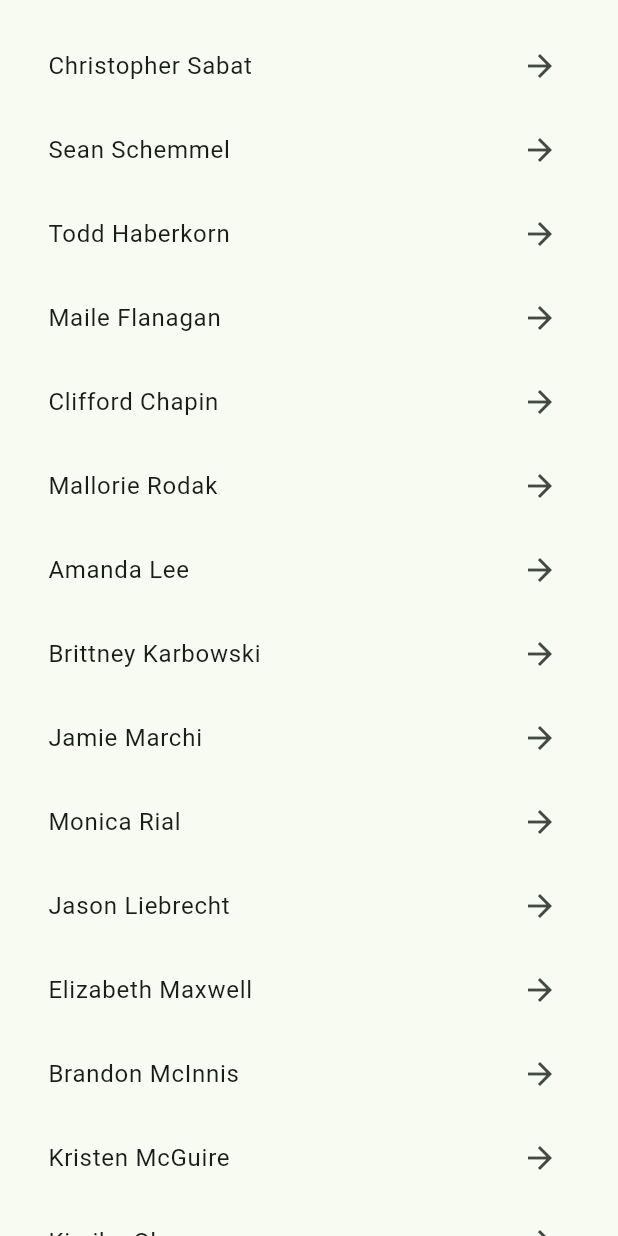
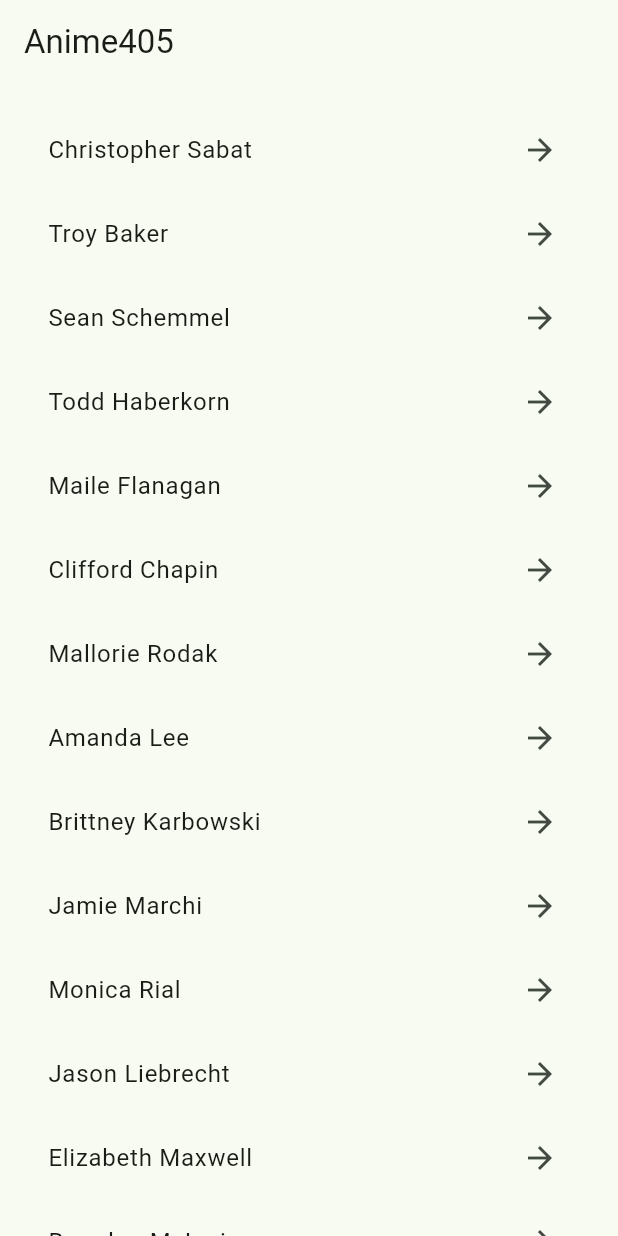
Before and after one commit to birdwell/anime_convention, a Flutter app: the HomePage screen opened directly, on a phone screen of 412 x 824 dp. Run offline on Flutter 3.47's test engine with Material 3 defaults, Android fonts, the light colour scheme and no system bars; our stand-ins replace built_collection, cached_network_image, flutter_riverpod, flutter_secure_storage, fluttertoast, hive_flutter and 4 more; missing offline and left inert: ferry, ferry_hive_store, flutter_appauth, gql_http_link; accounts and stored records are empty; generated files the repository leaves out were written again.

Commit message:
Add app bar and voice actor updates
- Added an AppBar with title to the home page.
- Introduced a new HomeRow widget for displaying voice actors.
- Updated voice actor list with additional names.
- Enhanced character filtering logic in the characters list.
- Implemented toggle functionality for showing only favorite shows.

```diff
--- a/lib/features/home/view/home_page.dart
+++ b/lib/features/home/view/home_page.dart
@@ -4,12 +4,14 @@
 class HomePage extends StatelessWidget {
   const HomePage({super.key});
 
-  static Route<dynamic> route() => MaterialPageRoute<dynamic>(builder: (_) => const HomePage());
+  static Route<dynamic> route() =>
+      MaterialPageRoute<dynamic>(builder: (_) => const HomePage());
 
   @override
-  Widget build(BuildContext context) => const Scaffold(
-      body: SafeArea(child: HomeView()),
-    );
+  Widget build(BuildContext context) => Scaffold(
+        appBar: AppBar(title: Text('Anime405')),
+        body: SafeArea(child: HomeView()),
+      );
 }
 
 class HomeView extends StatelessWidget {
--- a/lib/features/home/widgets/home_body.dart
+++ b/lib/features/home/widgets/home_body.dart
@@ -1,8 +1,9 @@
+import 'package:anime_convention/features/home/widgets/home_row.dart';
 import 'package:flutter/material.dart';
-import '../../staff/view/staff_page.dart';
 
 const List<String> voiceActors = [
   "Christopher Sabat",
+  "Troy Baker",
   "Sean Schemmel",
   "Todd Haberkorn",
   "Maile Flanagan",
@@ -18,13 +19,16 @@
   "Kristen McGuire",
   "Kimiko Glenn",
   "J Michael Tatum",
-  "Steve Downes",
   "Kellen Goff",
   "Richard Horvitz",
   "Justin Cook",
   "Alejandro Saab",
   "Yuri Lowenthal",
   "Tara Platt",
+  "Erica Lindbeck",
+  "Edward Bosco",
+  "Cristina Vee",
+  "Kate Higgins",
   "Griffin Burns",
 ];
 
@@ -37,16 +41,7 @@
         itemCount: voiceActors.length,
         itemBuilder: (context, index) {
           final name = voiceActors[index];
-        return ListTile(
-          title: Text(name),
-          trailing: const Icon(Icons.arrow_forward),
-          onTap: () {
-            Navigator.push(
-              context,
-              StaffPage.route(name),
-            );
-          },
-        );
+          return HomeRow(name: name);
         },
       );
 }
--- /dev/null
+++ b/lib/features/home/widgets/home_row.dart
@@ -0,0 +1,45 @@
+import 'package:anime_convention/features/staff/view/staff_page.dart';
+import 'package:anime_convention/shared/providers/staff_provider.dart';
+import 'package:anime_convention/shared/widgets/staff_image_widget.dart';
+import 'package:flutter/material.dart';
+import 'package:flutter_riverpod/flutter_riverpod.dart';
+
+class HomeRow extends ConsumerWidget {
+  final String name;
+
+  const HomeRow({super.key, required this.name});
+
+  @override
+  Widget build(BuildContext context, WidgetRef ref) {
+    final staff = ref.watch(staffProvider(name)).valueOrNull;
+    final staffImageUrl = staff?.image?.large;
+
+    return ListTile(
+      title: Row(
+        children: [
+          if (staffImageUrl != null)
+            Padding(
+              padding: const EdgeInsets.only(right: 8.0),
+              child: StaffImageWidget(
+                imageUrl: staffImageUrl,
+                cacheKey: staff?.id.toString() ?? '',
+                height: 60,
+                width: 40,
+              ),
+            ),
+          Text(name),
+          Spacer(),
+          if (staff != null && staff.isFavourite)
+            const Icon(Icons.favorite, color: Colors.red),
+        ],
+      ),
+      trailing: const Icon(Icons.arrow_forward),
+      onTap: () {
+        Navigator.push(
+          context,
+          StaffPage.route(name),
+        );
+      },
+    );
+  }
+}
--- a/lib/features/staff/widgets/character_widget.dart
+++ b/lib/features/staff/widgets/character_widget.dart
@@ -15,7 +15,9 @@
 
     final foundMedia = media.firstWhereOrNull((m) {
       final status = m?.mediaListEntry?.status;
-      return status != MediaStatus.DROPPED && status != null;
+      return status != MediaStatus.DROPPED &&
+          status != MediaStatus.PLANNING &&
+          status != null;
     });
 
     return foundMedia != null;
--- a/lib/features/staff/widgets/staff_body.dart
+++ b/lib/features/staff/widgets/staff_body.dart
@@ -1,4 +1,5 @@
 import 'package:anime_convention/features/staff/widgets/characters_list_widget.dart';
+import 'package:anime_convention/features/staff/widgets/tv_shows_widget.dart';
 import 'package:anime_convention/shared/widgets/staff_image_widget.dart';
 import 'package:flutter/material.dart';
 import 'package:flutter_riverpod/flutter_riverpod.dart';
@@ -57,6 +58,7 @@
                     ),
                   ),
                 ),
+              const TvShowsWidget(),
               CharactersListWidget(staffId: staff.id),
             ],
           );
```
Also changed, not shown: lib/features/staff/widgets/characters_list_widget.dart (+33 -14 lines), lib/features/staff/widgets/tv_shows_widget.dart (added, +23 -0 lines), lib/shared/providers/characters_provider.dart (+11 -1 lines), lib/shared/providers/staff_provider.dart (added, +14 -0 lines), lib/shared/widgets/staff_image_widget.dart (+7 -3 lines), lib/shared/providers/characters_provider.g.dart, lib/shared/providers/staff_provider.g.dart (added), 1 other file. Lines whose indentation alone changed are shown as unchanged.
